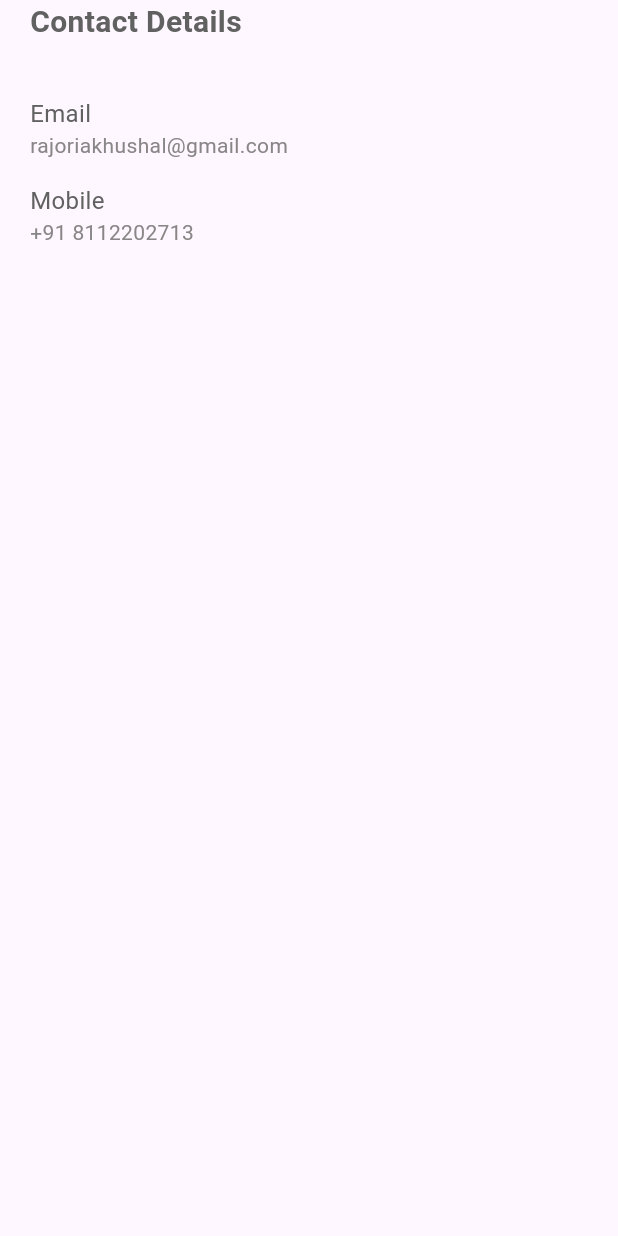
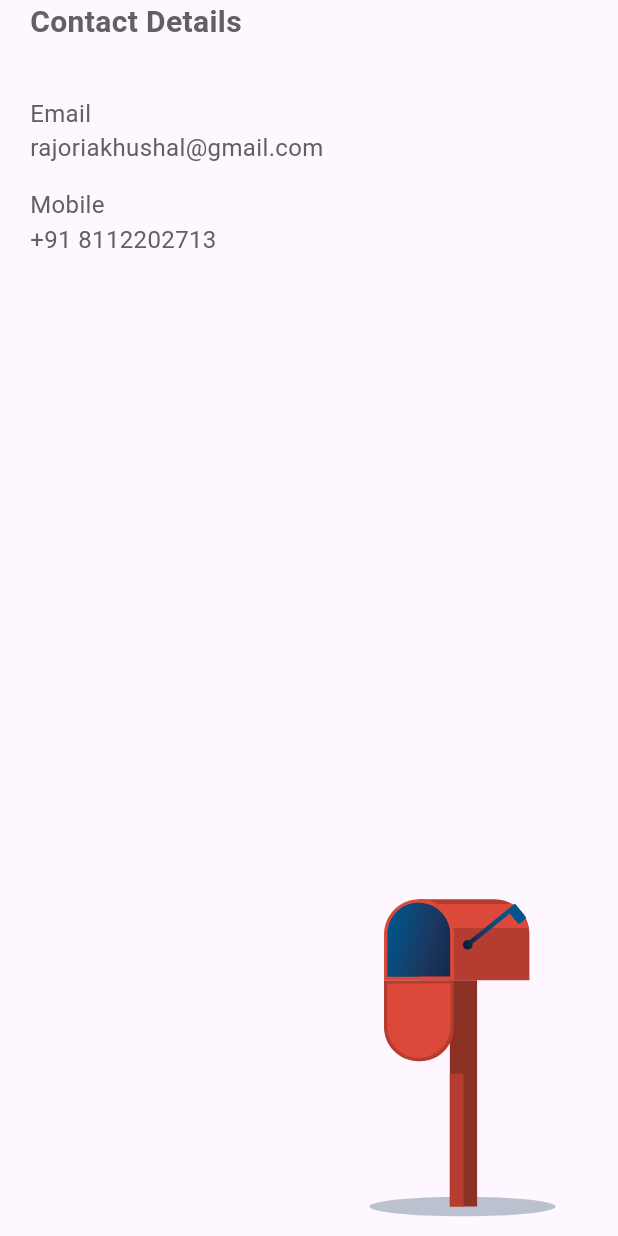
Before and after one commit to khushalrajoria/Flutter-Profile, a Flutter app: the ContactPage widget shown alone on an empty page, opened directly, on a phone screen of 412 x 824 dp. Run offline on Flutter 3.47's test engine with Material 3 defaults, Android fonts, the phone set to English and light mode, and no system bars; our stand-ins replace animated_splash_screen, cached_network_image, cloud_firestore, firebase_core, flutter_svg, full_screen_image and 2 more; accounts and stored records are empty.

Commit message:
lottie animation

```diff
--- a/lib/pages/contact_page.dart
+++ b/lib/pages/contact_page.dart
@@ -1,6 +1,7 @@
 import 'package:flutter/material.dart';
 import '../main.dart';
 import '../utils/text_style.dart';
+import 'package:lottie/lottie.dart';
 
 class ContactPage extends StatelessWidget {
   const ContactPage({super.key});
@@ -16,6 +17,10 @@ class ContactPage extends StatelessWidget {
           const SizedBox(height: 20,),
           _itemWidget("Email","rajoriakhushal@gmail.com"),
           _itemWidget("Mobile","+91 8112202713"),
+          SizedBox(height: 275,),
+          Align(
+            alignment: Alignment.bottomRight,
+            child: Lottie.asset('assets/message.json')),
         ],
       ),
     );
@@ -27,7 +32,7 @@ class ContactPage extends StatelessWidget {
         crossAxisAlignment: CrossAxisAlignment.start,
         children: <Widget>[
           Text(title,style:mode? darksubHeaderTextStyle:subHeaderTextStyle,),
-          Text(value, style:mode? darkbodyTextStyle:bodyTextStyle,),
+          Text(value, style:mode? darksubHeaderTextStyle:subHeaderTextStyle,),
         ],
       ),
     );
```
Also changed, not shown: assets/message.json (renamed from assets/Animation - 1723724814877.json).
